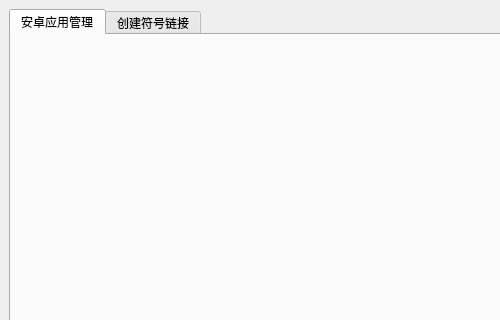
First picture: the form in gui.ui, repository abcdesteve/Toolbox, before the edit; both pictures show x 0 to 500 and y 0 to 320 of the 800 by 500 pixel window.
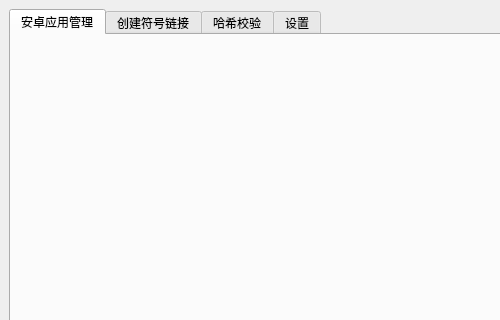
Second picture: the form after the edit.

Diff of the .ui file:
```diff
--- a/gui.ui
+++ b/gui.ui
@@ -30,6 +30,16 @@
         <string>创建符号链接</string>
        </attribute>
       </widget>
+      <widget class="QWidget" name="tab_3">
+       <attribute name="title">
+        <string>哈希校验</string>
+       </attribute>
+      </widget>
+      <widget class="QWidget" name="tab_4">
+       <attribute name="title">
+        <string>设置</string>
+       </attribute>
+      </widget>
      </widget>
     </item>
    </layout>
```
Left out of the diff: 3 changed lines with no effect on the pictures.
